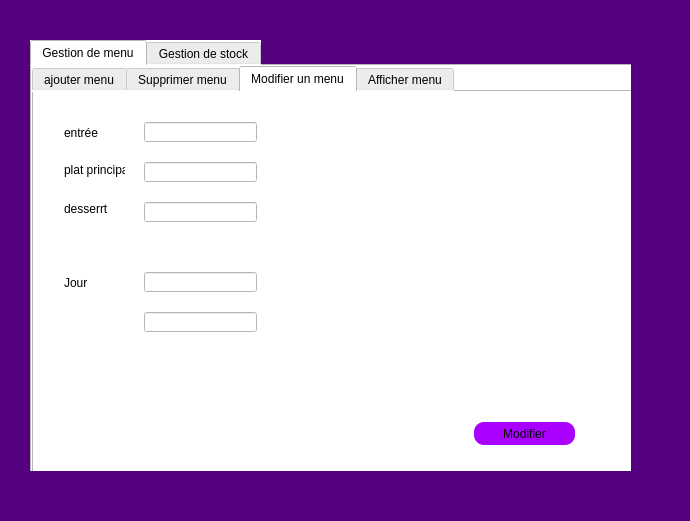
Houssembacc/Projet_2A_KinderGarten, file feres/mainwindow.ui: the form before one commit.
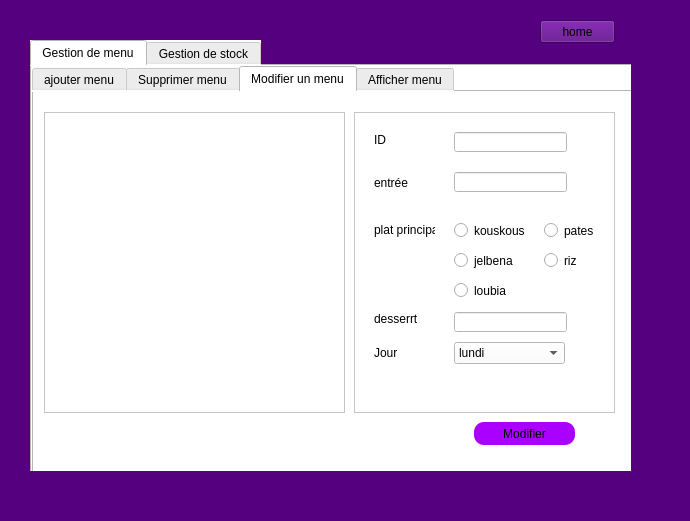
The form after the commit. The open tabs and pages were chosen to show the change. Icons and pictures are not drawn.

```diff
--- a/feres/mainwindow.ui
+++ b/feres/mainwindow.ui
@@ -3727,9 +3727,9 @@
          <widget class="QLabel" name="Jour_2">
           <property name="geometry">
            <rect>
-            <x>30</x>
-            <y>180</y>
-            <width>71</width>
+            <x>340</x>
+            <y>250</y>
+            <width>51</width>
             <height>21</height>
            </rect>
           </property>
@@ -3740,8 +3740,8 @@
          <widget class="QLineEdit" name="entree_label_2">
           <property name="geometry">
            <rect>
-            <x>110</x>
-            <y>30</y>
+            <x>420</x>
+            <y>80</y>
             <width>113</width>
             <height>20</height>
            </rect>
@@ -3750,18 +3750,8 @@
          <widget class="QLineEdit" name="dessert_label_2">
           <property name="geometry">
            <rect>
-            <x>110</x>
-            <y>110</y>
-            <width>113</width>
-            <height>20</height>
-           </rect>
-          </property>
-         </widget>
-         <widget class="QLineEdit" name="Jour_label_2">
-          <property name="geometry">
-           <rect>
-            <x>110</x>
-            <y>180</y>
+            <x>420</x>
+            <y>220</y>
             <width>113</width>
             <height>20</height>
            </rect>
@@ -3770,8 +3760,8 @@
          <widget class="QLabel" name="entree_2">
           <property name="geometry">
            <rect>
-            <x>30</x>
-            <y>30</y>
+            <x>340</x>
+            <y>80</y>
             <width>71</width>
             <height>21</height>
            </rect>
@@ -3783,8 +3773,8 @@
          <widget class="QLabel" name="plat_2">
           <property name="geometry">
            <rect>
-            <x>30</x>
-            <y>70</y>
+            <x>340</x>
+            <y>130</y>
             <width>61</width>
             <height>16</height>
            </rect>
@@ -3796,8 +3786,8 @@
          <widget class="QLabel" name="dessert_2">
           <property name="geometry">
            <rect>
-            <x>30</x>
-            <y>110</y>
+            <x>340</x>
+            <y>220</y>
             <width>47</width>
             <height>14</height>
            </rect>
@@ -3806,26 +3796,172 @@
            <string>desserrt</string>
           </property>
          </widget>
-         <widget class="QLineEdit" name="plat_label_2">
-          <property name="geometry">
-           <rect>
-            <x>110</x>
-            <y>70</y>
-            <width>113</width>
-            <height>20</height>
-           </rect>
-          </property>
-         </widget>
          <widget class="QLineEdit" name="id_label_2">
           <property name="geometry">
            <rect>
-            <x>110</x>
-            <y>220</y>
+            <x>420</x>
+            <y>40</y>
             <width>113</width>
             <height>20</height>
            </rect>
           </property>
          </widget>
+         <widget class="QLabel" name="date_naissance_3">
+          <property name="geometry">
+           <rect>
+            <x>340</x>
+            <y>40</y>
+            <width>31</width>
+            <height>16</height>
+           </rect>
+          </property>
+          <property name="text">
+           <string>ID</string>
+          </property>
+         </widget>
+         <widget class="QTableView" name="tab_modifier_menu">
+          <property name="geometry">
+           <rect>
+            <x>10</x>
+            <y>20</y>
+            <width>301</width>
+            <height>301</height>
+           </rect>
+          </property>
+          <property name="styleSheet">
+           <string notr="true">background-color: white</string>
+          </property>
+         </widget>
+         <widget class="QTableWidget" name="tableWidget_3">
+          <property name="geometry">
+           <rect>
+            <x>320</x>
+            <y>20</y>
+            <width>261</width>
+            <height>301</height>
+           </rect>
+          </property>
+          <property name="styleSheet">
+           <string notr="true">background-color:white</string>
+          </property>
+         </widget>
+         <widget class="QRadioButton" name="riz_2">
+          <property name="geometry">
+           <rect>
+            <x>510</x>
+            <y>160</y>
+            <width>61</width>
+            <height>17</height>
+           </rect>
+          </property>
+          <property name="text">
+           <string>riz</string>
+          </property>
+         </widget>
+         <widget class="QRadioButton" name="jelbena_2">
+          <property name="geometry">
+           <rect>
+            <x>420</x>
+            <y>160</y>
+            <width>82</width>
+            <height>17</height>
+           </rect>
+          </property>
+          <property name="text">
+           <string>jelbena</string>
+          </property>
+         </widget>
+         <widget class="QComboBox" name="comboBox_3">
+          <property name="geometry">
+           <rect>
+            <x>420</x>
+            <y>250</y>
+            <width>111</width>
+            <height>22</height>
+           </rect>
+          </property>
+          <item>
+           <property name="text">
+            <string>lundi</string>
+           </property>
+          </item>
+          <item>
+           <property name="text">
+            <string>mardi</string>
+           </property>
+          </item>
+          <item>
+           <property name="text">
+            <string>mercredi</string>
+           </property>
+          </item>
+          <item>
+           <property name="text">
+            <string>jeudi</string>
+           </property>
+          </item>
+          <item>
+           <property name="text">
+            <string>vendredi</string>
+           </property>
+          </item>
+         </widget>
+         <widget class="QRadioButton" name="loubia_2">
+          <property name="geometry">
+           <rect>
+            <x>420</x>
+            <y>190</y>
+            <width>82</width>
+            <height>17</height>
+           </rect>
+          </property>
+          <property name="text">
+           <string>loubia</string>
+          </property>
+         </widget>
+         <widget class="QRadioButton" name="pates_2">
+          <property name="geometry">
+           <rect>
+            <x>510</x>
+            <y>130</y>
+            <width>51</width>
+            <height>17</height>
+           </rect>
+          </property>
+          <property name="text">
+           <string>pates</string>
+          </property>
+         </widget>
+         <widget class="QRadioButton" name="kouskous_2">
+          <property name="geometry">
+           <rect>
+            <x>420</x>
+            <y>130</y>
+            <width>71</width>
+            <height>17</height>
+           </rect>
+          </property>
+          <property name="text">
+           <string>kouskous</string>
+          </property>
+         </widget>
+         <zorder>pushButton_modifier_5</zorder>
+         <zorder>tab_modifier_menu</zorder>
+         <zorder>tableWidget_3</zorder>
+         <zorder>id_label_2</zorder>
+         <zorder>dessert_2</zorder>
+         <zorder>date_naissance_3</zorder>
+         <zorder>entree_2</zorder>
+         <zorder>entree_label_2</zorder>
+         <zorder>dessert_label_2</zorder>
+         <zorder>plat_2</zorder>
+         <zorder>Jour_2</zorder>
+         <zorder>riz_2</zorder>
+         <zorder>jelbena_2</zorder>
+         <zorder>comboBox_3</zorder>
+         <zorder>loubia_2</zorder>
+         <zorder>pates_2</zorder>
+         <zorder>kouskous_2</zorder>
         </widget>
         <widget class="QWidget" name="tab_19">
          <attribute name="title">
@@ -4492,6 +4628,19 @@
        </widget>
       </widget>
      </widget>
+     <widget class="QPushButton" name="pushButton_8">
+      <property name="geometry">
+       <rect>
+        <x>540</x>
+        <y>20</y>
+        <width>75</width>
+        <height>23</height>
+       </rect>
+      </property>
+      <property name="text">
+       <string>home</string>
+      </property>
+     </widget>
     </widget>
     <widget class="QWidget" name="page7"/>
    </widget>
```
Left out of the diff: 460 changed lines with no effect on the pictures.
